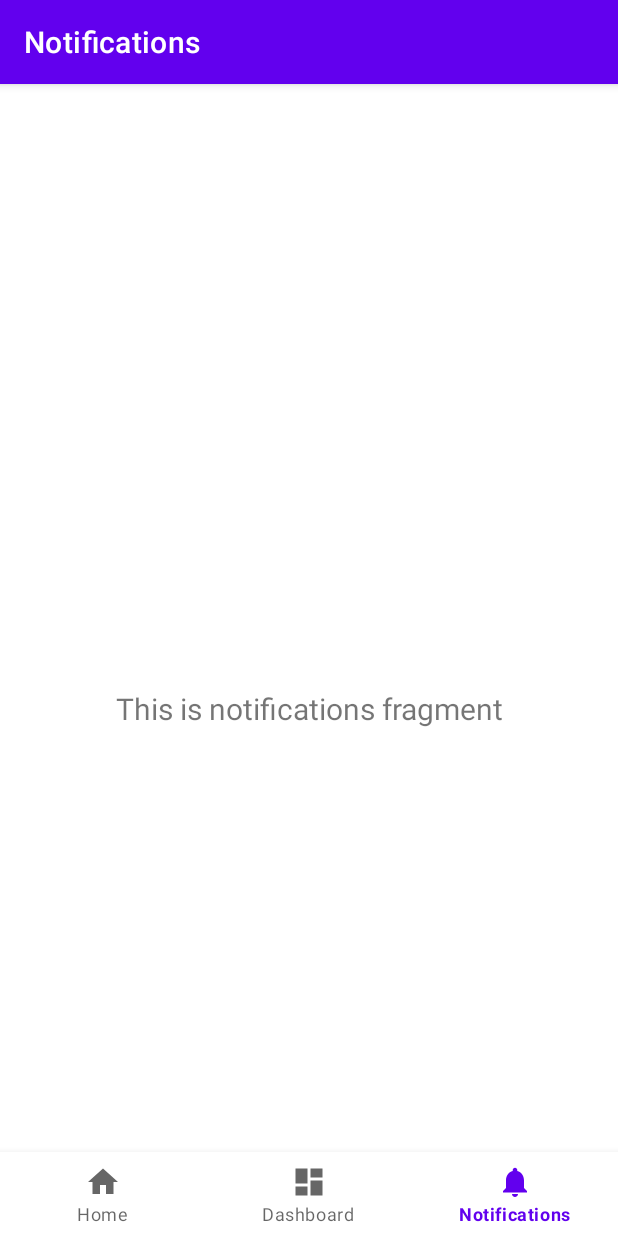
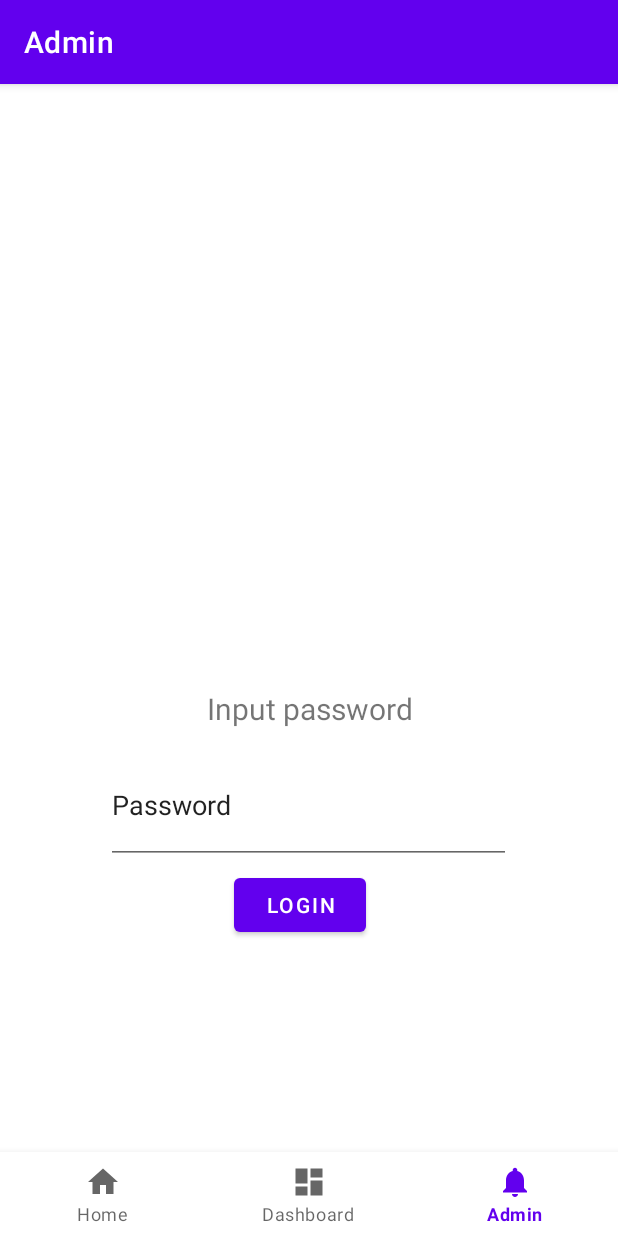
Before and after one commit to maxmeldal/ChristiansOeAppProject, an Android app: the AdminFragment screen opened through its navigation route, on a phone screen of 412 x 824 dp. Run offline under Robolectric (Android 15) with nearby library versions, the phone set to English and light mode, and no system bars; our stand-ins replace navigation-ui.

Commit message:
added admin menu and bit for attractions

```diff
--- a/app/src/main/java/com/example/christiansoeappproject/MainActivity.java
+++ b/app/src/main/java/com/example/christiansoeappproject/MainActivity.java
@@ -1,9 +1,10 @@
 package com.example.christiansoeappproject;
 
+import android.content.Intent;
 import android.os.Bundle;
+import android.view.View;
 
-import com.example.christiansoeappproject.model.Attraction;
-import com.example.christiansoeappproject.repository.AttractionRepository;
+import com.example.christiansoeappproject.ui.admin.AdminActivity;
 import com.google.android.material.bottomnavigation.BottomNavigationView;
 
 import androidx.appcompat.app.AppCompatActivity;
@@ -30,10 +31,15 @@ public class MainActivity extends AppCompatActivity {
         // Passing each menu ID as a set of Ids because each
         // menu should be considered as top level destinations.
         AppBarConfiguration appBarConfiguration = new AppBarConfiguration.Builder(
-                R.id.navigation_home, R.id.navigation_dashboard, R.id.navigation_notifications)
+                R.id.navigation_home, R.id.navigation_dashboard, R.id.navigation_admin)
                 .build();
         NavController navController = Navigation.findNavController(this, R.id.nav_host_fragment_activity_main);
         NavigationUI.setupActionBarWithNavController(this, navController, appBarConfiguration);
         NavigationUI.setupWithNavController(binding.navView, navController);
     }
+
+    public void loginPressed(View view){
+        Intent intent = new Intent(this, AdminActivity.class);
+        startActivity(intent);
+    }
 }
--- a/app/src/main/java/com/example/christiansoeappproject/ui/notifications/NotificationsFragment.java
+++ b/app/src/main/java/com/example/christiansoeappproject/ui/notifications/AdminFragment.java
@@ -12,24 +12,22 @@ import androidx.fragment.app.Fragment;
 import androidx.lifecycle.Observer;
 import androidx.lifecycle.ViewModelProvider;
 
-import com.example.christiansoeappproject.R;
-import com.example.christiansoeappproject.databinding.FragmentNotificationsBinding;
+import com.example.christiansoeappproject.MainActivity;
+import com.example.christiansoeappproject.databinding.FragmentAdminBinding;
 
-public class NotificationsFragment extends Fragment {
+public class AdminFragment extends Fragment {
 
-    private NotificationsViewModel notificationsViewModel;
-    private FragmentNotificationsBinding binding;
+    private AdminViewModel adminViewModel;
+    private FragmentAdminBinding binding;
 
-    public View onCreateView(@NonNull LayoutInflater inflater,
-                             ViewGroup container, Bundle savedInstanceState) {
-        notificationsViewModel =
-                new ViewModelProvider(this).get(NotificationsViewModel.class);
+    public View onCreateView(@NonNull LayoutInflater inflater, ViewGroup container, Bundle savedInstanceState) {
+        adminViewModel = new ViewModelProvider(this).get(AdminViewModel.class);
 
-        binding = FragmentNotificationsBinding.inflate(inflater, container, false);
+        binding = FragmentAdminBinding.inflate(inflater, container, false);
         View root = binding.getRoot();
 
         final TextView textView = binding.textNotifications;
-        notificationsViewModel.getText().observe(getViewLifecycleOwner(), new Observer<String>() {
+        adminViewModel.getText().observe(getViewLifecycleOwner(), new Observer<String>() {
             @Override
             public void onChanged(@Nullable String s) {
                 textView.setText(s);
--- a/app/src/main/java/com/example/christiansoeappproject/ui/notifications/NotificationsViewModel.java
+++ b/app/src/main/java/com/example/christiansoeappproject/ui/notifications/AdminViewModel.java
@@ -4,16 +4,17 @@ import androidx.lifecycle.LiveData;
 import androidx.lifecycle.MutableLiveData;
 import androidx.lifecycle.ViewModel;
 
-public class NotificationsViewModel extends ViewModel {
+public class AdminViewModel extends ViewModel {
 
     private MutableLiveData<String> mText;
 
-    public NotificationsViewModel() {
+    public AdminViewModel() {
         mText = new MutableLiveData<>();
-        mText.setValue("This is notifications fragment");
+        mText.setValue("Input password");
     }
 
     public LiveData<String> getText() {
         return mText;
     }
+
 }
--- /dev/null
+++ b/app/src/main/res/layout/fragment_admin.xml
@@ -0,0 +1,56 @@
+<?xml version="1.0" encoding="utf-8"?>
+<androidx.constraintlayout.widget.ConstraintLayout xmlns:android="http://schemas.android.com/apk/res/android"
+    xmlns:app="http://schemas.android.com/apk/res-auto"
+    xmlns:tools="http://schemas.android.com/tools"
+    android:layout_width="match_parent"
+    android:layout_height="match_parent"
+    tools:context=".ui.notifications.AdminFragment">
+
+    <TextView
+        android:id="@+id/text_notifications"
+        android:layout_width="match_parent"
+        android:layout_height="wrap_content"
+        android:layout_marginStart="8dp"
+        android:layout_marginTop="8dp"
+        android:layout_marginEnd="8dp"
+        android:textAlignment="center"
+        android:textSize="20sp"
+        app:layout_constraintBottom_toBottomOf="parent"
+        app:layout_constraintEnd_toEndOf="parent"
+        app:layout_constraintStart_toStartOf="parent"
+        app:layout_constraintTop_toTopOf="parent" />
+
+    <EditText
+        android:id="@+id/passwordEditText"
+        android:layout_width="270dp"
+        android:layout_height="78dp"
+        android:layout_marginStart="100dp"
+        android:layout_marginTop="12dp"
+        android:layout_marginEnd="101dp"
+        android:layout_marginBottom="291dp"
+        android:ems="10"
+        android:inputType="textPersonName"
+        android:text="Password"
+        app:layout_constraintBottom_toBottomOf="parent"
+        app:layout_constraintEnd_toEndOf="parent"
+        app:layout_constraintStart_toStartOf="parent"
+        app:layout_constraintTop_toBottomOf="@+id/text_notifications"
+        app:layout_constraintVertical_bias="0.0" />
+
+    <Button
+        android:id="@+id/loginButton"
+        android:layout_width="wrap_content"
+        android:layout_height="wrap_content"
+        android:layout_marginStart="156dp"
+        android:layout_marginTop="3dp"
+        android:layout_marginEnd="167dp"
+        android:layout_marginBottom="240dp"
+        android:text="Login"
+        android:onClick="loginPressed"
+        app:layout_constraintBottom_toBottomOf="parent"
+        app:layout_constraintEnd_toEndOf="parent"
+        app:layout_constraintHorizontal_bias="0.0"
+        app:layout_constraintStart_toStartOf="parent"
+        app:layout_constraintTop_toBottomOf="@+id/passwordEditText"
+        app:layout_constraintVertical_bias="0.0" />
+</androidx.constraintlayout.widget.ConstraintLayout>
--- a/app/src/main/res/menu/bottom_nav_menu.xml
+++ b/app/src/main/res/menu/bottom_nav_menu.xml
@@ -12,8 +12,8 @@
         android:title="@string/title_dashboard" />
 
     <item
-        android:id="@+id/navigation_notifications"
+        android:id="@+id/navigation_admin"
         android:icon="@drawable/ic_notifications_black_24dp"
-        android:title="@string/title_notifications" />
+        android:title="@string/title_admin" />
 
 </menu>
--- a/app/src/main/res/navigation/mobile_navigation.xml
+++ b/app/src/main/res/navigation/mobile_navigation.xml
@@ -18,8 +18,8 @@
         tools:layout="@layout/fragment_dashboard" />
 
     <fragment
-        android:id="@+id/navigation_notifications"
-        android:name="com.example.christiansoeappproject.ui.notifications.NotificationsFragment"
-        android:label="@string/title_notifications"
-        tools:layout="@layout/fragment_notifications" />
+        android:id="@+id/navigation_admin"
+        android:name="com.example.christiansoeappproject.ui.notifications.AdminFragment"
+        android:label="@string/title_admin"
+        tools:layout="@layout/fragment_admin" />
 </navigation>
--- a/app/src/main/res/values/strings.xml
+++ b/app/src/main/res/values/strings.xml
@@ -2,5 +2,5 @@
     <string name="app_name">ChristiansOeAppProject</string>
     <string name="title_home">Home</string>
     <string name="title_dashboard">Dashboard</string>
-    <string name="title_notifications">Notifications</string>
+    <string name="title_admin">Admin</string>
 </resources>
```
Also changed, not shown: app/src/main/AndroidManifest.xml (+14 -4 lines), app/src/main/java/com/example/christiansoeappproject/ui/admin/AdminActivity.java (added, +24 -0 lines), app/src/main/java/com/example/christiansoeappproject/ui/admin/attraction/AttractionAdapter.java (added, +54 -0 lines), app/src/main/java/com/example/christiansoeappproject/ui/admin/attraction/AttractionDetailActivity.java (added, +35 -0 lines), app/src/main/java/com/example/christiansoeappproject/ui/admin/attraction/AttractionsActivity.java (added, +49 -0 lines), app/src/main/res/layout/activity_admin.xml (renamed from app/src/main/res/layout/fragment_notifications.xml, +9 -10 lines), app/src/main/res/layout/activity_attraction_detail.xml (added, +75 -0 lines), app/src/main/res/layout/activity_attractions.xml (added, +19 -0 lines), app/src/main/res/layout/activityrow.xml (added, +19 -0 lines).
